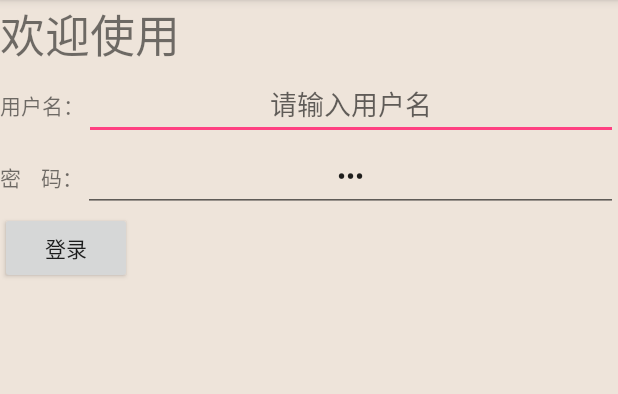
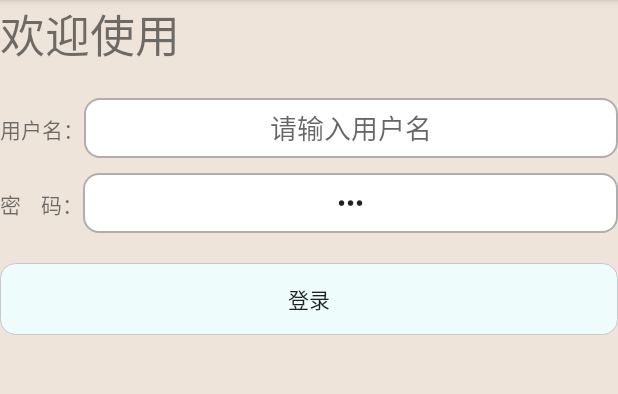
Before and after one commit to chailyuan/MessageHost_tabview, an Android app: the screen it shows after launch (LoginActivity), on a phone screen of 412 x 824 dp, the part 84-478 px from its top. Run offline under Robolectric (Android 15) with nearby library versions, the phone set to English and light mode, and no system bars.

Commit message:
增加了一些显示效果

```diff
--- /dev/null
+++ b/app/src/main/res/drawable/background_button_login.xml
@@ -0,0 +1,22 @@
+<?xml version="1.0" encoding="utf-8"?>
+
+<selector xmlns:android="http://schemas.android.com/apk/res/android">
+
+    <item android:state_focused="false">
+
+        <shape>
+            <solid android:color="#eeff"/>
+            <stroke android:width="0.5dp" android:color="#C8C8C8"/>
+            <corners android:radius="10dp"/>
+        </shape>
+    </item>
+    <item android:state_focused="true">
+        <shape>
+            <solid android:color="#ff0"/>
+            <stroke android:width="0.5dp" android:color="#C8C8C8"/>
+            <corners android:radius="10dp"/>
+        </shape>
+    </item>
+
+
+</selector>
--- /dev/null
+++ b/app/src/main/res/drawable/background_edit_show_list.xml
@@ -0,0 +1,12 @@
+<?xml version="1.0" encoding="utf-8"?>
+<layer-list xmlns:android="http://schemas.android.com/apk/res/android">
+    <item>
+        <shape android:shape="rectangle">
+            <solid android:color="#FFFFFF" />
+            <stroke  android:width="1dp"
+                android:color="#AEAEAE"/>
+            <corners android:radius="10dp"/>
+        </shape>
+
+    </item>
+</layer-list>
--- a/app/src/main/res/layout/layout_login.xml
+++ b/app/src/main/res/layout/layout_login.xml
@@ -11,6 +11,9 @@
         android:textSize="30sp"/>
     <LinearLayout
         android:layout_width="match_parent"
+        android:layout_height="20dp"/>
+    <LinearLayout
+        android:layout_width="match_parent"
         android:layout_height="wrap_content"
         android:orientation="horizontal">
         <TextView
@@ -20,11 +23,15 @@
         <EditText
             android:id="@+id/login_username"
             android:layout_width="match_parent"
-            android:layout_height="wrap_content"
+            android:layout_height="40dp"
             android:text=""
             android:textAlignment="center"
-            android:hint="请输入用户名"/>
+            android:hint="请输入用户名"
+            android:background="@drawable/background_edit_show_list"/>
     </LinearLayout>
+    <LinearLayout
+        android:layout_width="match_parent"
+        android:layout_height="10dp"/>
     <LinearLayout
         android:layout_width="match_parent"
         android:layout_height="wrap_content"
@@ -36,16 +43,22 @@
         <EditText
             android:id="@+id/login_password"
             android:layout_width="match_parent"
-            android:layout_height="wrap_content"
+            android:layout_height="40dp"
             android:text="123"
             android:hint="请输入密码"
             android:textAlignment="center"
-            android:password="true" />
+            android:password="true"
+            android:background="@drawable/background_edit_show_list"/>
     </LinearLayout>
+
+    <LinearLayout
+        android:layout_width="match_parent"
+        android:layout_height="20dp"/>
     <Button
         android:id="@+id/login_login"
-        android:layout_width="wrap_content"
+        android:layout_width="match_parent"
         android:layout_height="wrap_content"
+        android:background="@drawable/background_button_login"
         android:text="登录"/>
 
 </LinearLayout>
```
Also changed, not shown: app/src/main/AndroidManifest.xml (+5 -3 lines), app/src/main/java/com/gaga/messagehost/MainActivity.java (+8 -0 lines), app/src/main/java/com/gaga/messagehost/RepairMessActivity.java (deleted, +0 -15 lines), app/src/main/java/com/gaga/messagehost/RepairMessageActivity.java (+16 -1 lines), app/src/main/java/com/gaga/messagehost/ShowConfigActivity.java (+15 -3 lines), app/src/main/res/drawable/background_show_item.xml (added, +15 -0 lines), app/src/main/res/layout/layout_main.xml (+22 -3 lines), app/src/main/res/layout/layout_repairmess.xml (+30 -3 lines), app/src/main/res/layout/layout_show_item.xml (+7 -6 lines), app/src/main/res/layout/layout_showconfig.xml (+14 -0 lines), app/src/main/res/drawable/about.png, app/src/main/res/drawable/about2.png (deleted), app/src/main/res/drawable/exclamation11.png (deleted), app/src/main/res/drawable/goback_bg.png (added), 1 more files, 2 other files.
